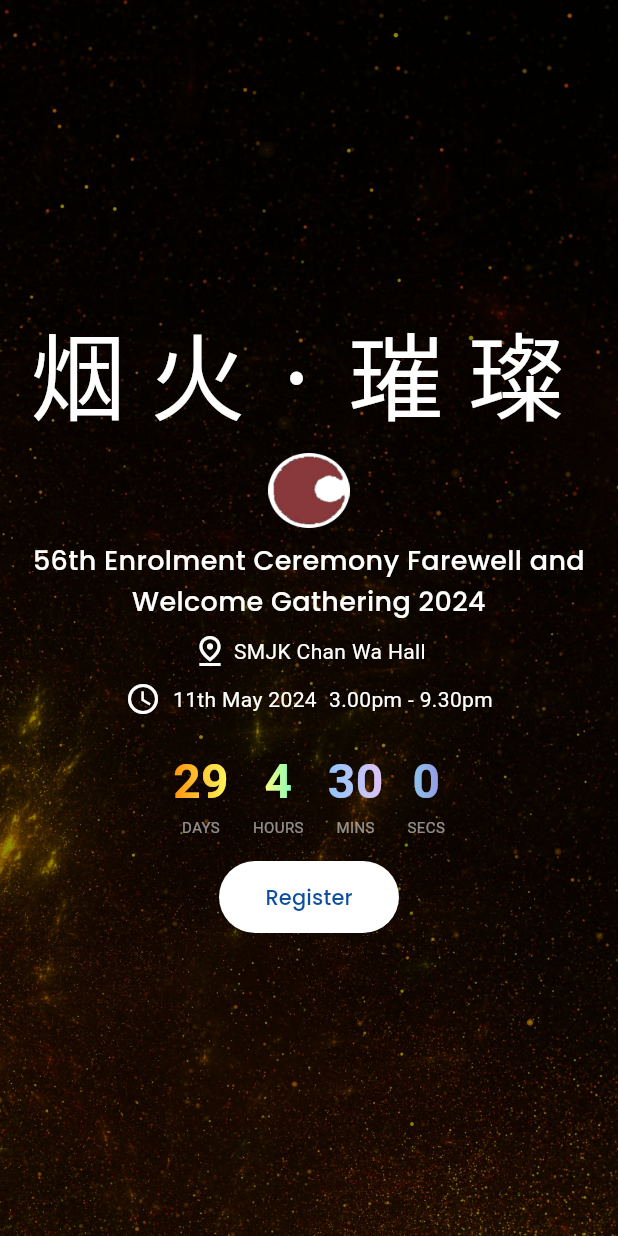
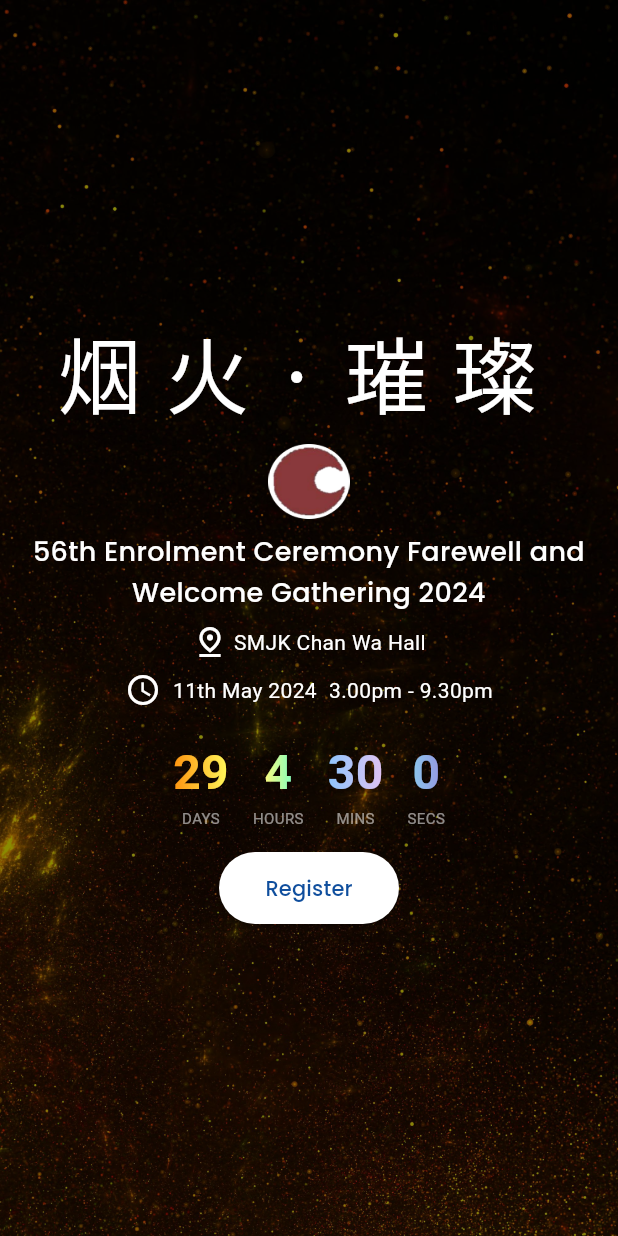
Before and after one commit to junsiong2008/cw_bsmm, a Flutter app: the screen it shows after launch, on a phone screen of 412 x 824 dp. Run offline on Flutter 3.47's test engine with Material 3 defaults, Android fonts, the phone set to English and light mode, and no system bars; drawn by our look-alikes of flutter_countdown_timer, simple_gradient_text; our stand-ins replace cloud_firestore, firebase_analytics, firebase_core, lottie; missing offline and left inert: firebase_app_check; accounts and stored records are empty; statements that could not run were skipped.

Commit message:
Updated main title font size

```diff
--- a/lib/shared/constants.dart
+++ b/lib/shared/constants.dart
@@ -9,7 +9,7 @@ const TextStyle kCountdownSubtitleTextStyle = TextStyle(
 
 const TextStyle kMainTitleTextStyle = TextStyle(
   color: Colors.white,
-  fontSize: 64,
+  fontSize: 56,
   letterSpacing: 16,
   fontFamily: 'NotoSansSC',
 );
```
